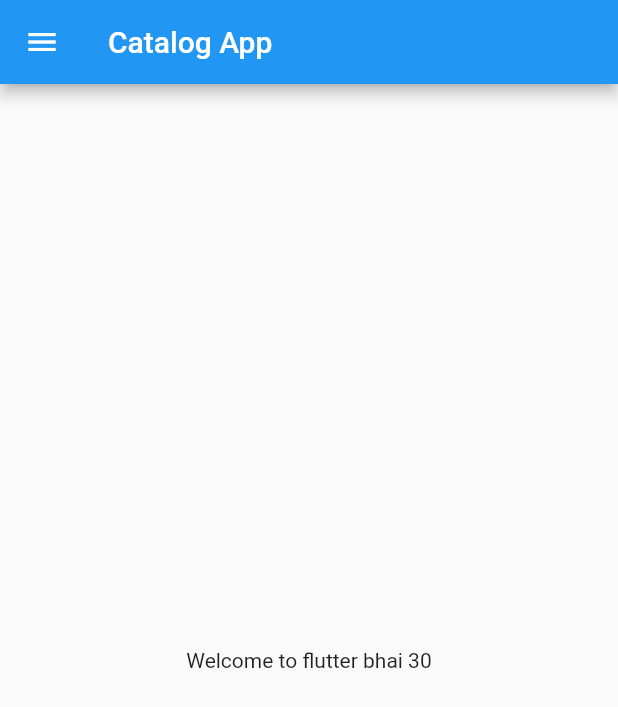
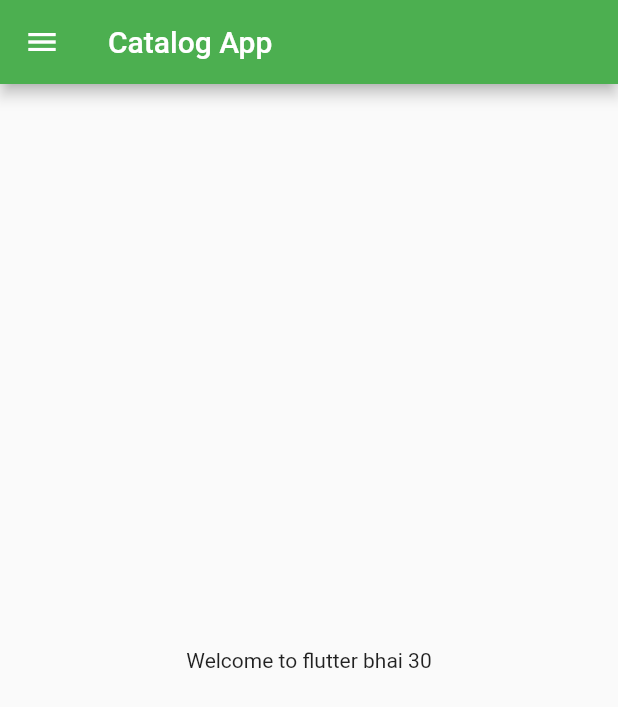
Before and after one commit to AliakbarETH/Flutter, a Flutter app: the screen it shows after launch, on a phone screen of 412 x 824 dp. Shown: the top 707 px of the screen. Run offline on Flutter 3.47's test engine with Material 2 defaults, Android fonts, the phone set to English and light mode, and no system bars.

Commit message:
Day 3 completed

```diff
--- a/lib/main.dart
+++ b/lib/main.dart
@@ -1,17 +1,23 @@
 import 'package:flutter/material.dart';
-import 'package:flutter_practice/home_page.dart';
+import 'package:flutter_practice/pages/home_page.dart';
+import 'package:flutter_practice/pages/loginPage.dart';
 
 void main() {
   runApp(MyApp());
 }
 
 class MyApp extends StatelessWidget {
-
-
   @override
   Widget build(BuildContext context) {
     return MaterialApp(
-      home: HomePage(),
-    );
+        theme: ThemeData(primarySwatch: Colors.cyan),
+        themeMode: ThemeMode.dark,
+        darkTheme: ThemeData(primarySwatch: Colors.green),
+        initialRoute: "/home",
+        routes: {
+          '/': (context) => loginPage(),
+          "/home": (context) => HomePage(),
+          "/login": (context) => loginPage(),
+        });
   }
 }
```
Also changed, not shown: lib/pages/loginPage.dart (added, +12 -0 lines), lib/pages/home_page.dart (renamed from lib/home_page.dart), 1 other file.
